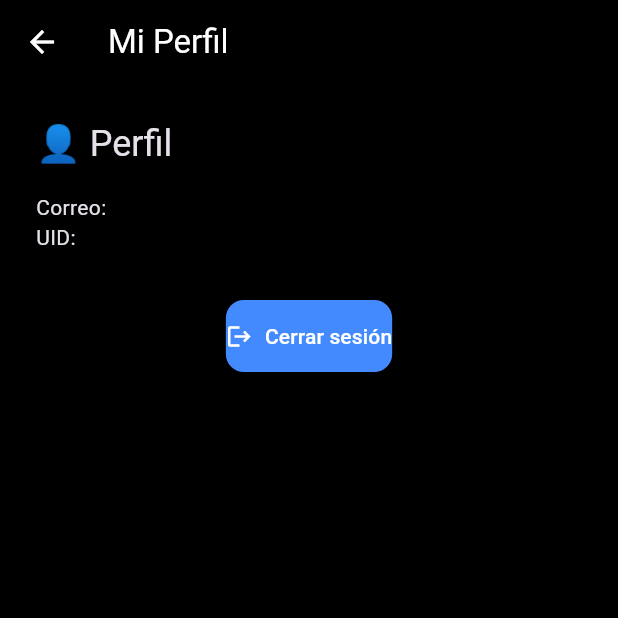
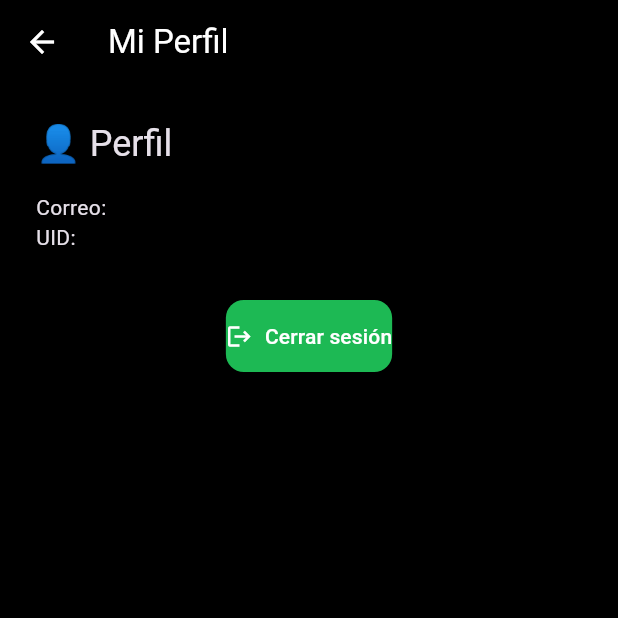
Before and after one commit to adrimorenosk8/winaapp, a Flutter app: the screen it shows once a user with an empty profile is signed in, after a tap on the "person" icon, on a phone screen of 412 x 824 dp, the top half of it. Run offline on Flutter 3.47's test engine with Material 3 defaults, Android fonts, the phone set to English and light mode, and no system bars; our stand-ins replace cloud_firestore, firebase_auth, firebase_core, firebase_storage, image_picker, rxdart; missing offline and left inert: string_similarity; accounts and stored records are empty.

```diff
--- a/lib/main.dart
+++ b/lib/main.dart
@@ -4,10 +4,10 @@ import 'package:firebase_auth/firebase_auth.dart';
 import 'package:cloud_firestore/cloud_firestore.dart';
 import 'firebase_options.dart';
 
-// importa las páginas externas
+// páginas externas
 import 'home_page.dart';
 import 'create_channel_page.dart';
-import 'tipster_main.dart'; // ✅ usamos este en vez de TipsterPage
+import 'tipster_main.dart';
 
 void main() async {
   WidgetsFlutterBinding.ensureInitialized();
@@ -48,7 +48,7 @@ class WinaApp extends StatelessWidget {
         ),
         elevatedButtonTheme: ElevatedButtonThemeData(
           style: ElevatedButton.styleFrom(
-            backgroundColor: Colors.blueAccent,
+            backgroundColor: const Color(0xFF1DB954),
             foregroundColor: Colors.white,
             shape: RoundedRectangleBorder(
               borderRadius: BorderRadius.circular(12),
@@ -58,8 +58,8 @@ class WinaApp extends StatelessWidget {
         ),
         outlinedButtonTheme: OutlinedButtonThemeData(
           style: OutlinedButton.styleFrom(
-            foregroundColor: Colors.blueAccent,
-            side: const BorderSide(color: Colors.blueAccent),
+            foregroundColor: const Color(0xFF1DB954),
+            side: const BorderSide(color: Color(0xFF1DB954)),
             shape: RoundedRectangleBorder(
               borderRadius: BorderRadius.circular(12),
             ),
@@ -72,7 +72,7 @@ class WinaApp extends StatelessWidget {
   }
 }
 
-/// Escucha si hay sesión; si hay, carga el rol y enruta.
+/// Escucha si hay sesión; si hay, enruta por rol
 class AuthGate extends StatelessWidget {
   const AuthGate({super.key});
 
@@ -92,52 +92,39 @@ class AuthGate extends StatelessWidget {
   }
 }
 
-/// Busca rol y canal, y enruta según corresponda
+/// Decide página según rol y canal
 class RoleRouter extends StatelessWidget {
   const RoleRouter({super.key, required this.uid, required this.email});
   final String uid;
   final String email;
 
   Future<Widget> _decidePage(BuildContext context) async {
-    print("🔎 Entrando a RoleRouter con uid=$uid, email=$email");
-
     try {
       final userRef = FirebaseFirestore.instance.collection('users').doc(uid);
       final userDoc = await userRef.get();
 
       if (!userDoc.exists) {
-        print("⚠️ No existe el documento user, creando como 'user'");
         await userRef.set({
           'email': email,
           'role': 'user',
           'createdAt': FieldValue.serverTimestamp(),
         });
-        ScaffoldMessenger.of(context).showSnackBar(
-          const SnackBar(content: Text("Usuario creado con rol user")),
-        );
         return const HomePage();
       }
 
       final role = (userDoc.data()?['role'] as String?) ?? 'user';
-      print("✅ Rol encontrado: $role");
 
       if (role == 'tipster') {
         final canalRef = FirebaseFirestore.instance.collection('canales').doc(uid);
         final canalDoc = await canalRef.get();
 
         if (!canalDoc.exists) {
-          print("⚠️ Tipster sin canal → redirigiendo a CreateChannelPage");
-          ScaffoldMessenger.of(context).showSnackBar(
-            const SnackBar(content: Text("Debes crear tu canal")),
-          );
           return CreateChannelPage(uid: uid, email: email);
         } else {
-          print("✅ Tipster con canal → redirigiendo a TipsterMainPage");
           return const TipsterMainPage();
         }
       }
 
-      print("➡️ Usuario normal → HomePage");
       return const HomePage();
     } catch (e, st) {
       print("❌ Error en RoleRouter: $e\n$st");
@@ -156,10 +143,7 @@ class RoleRouter extends StatelessWidget {
           return const Scaffold(body: Center(child: CircularProgressIndicator()));
         }
         if (snap.hasError) {
-          print("❌ FutureBuilder detectó error: ${snap.error}");
-          return Scaffold(
-            body: Center(child: Text("Error: ${snap.error}")),
-          );
+          return Scaffold(body: Center(child: Text("Error: ${snap.error}")));
         }
         return snap.data!;
       },
@@ -167,7 +151,7 @@ class RoleRouter extends StatelessWidget {
   }
 }
 
-/// Página de login / registro
+/// Página de login + crear cuenta
 class LoginPage extends StatefulWidget {
   const LoginPage({super.key});
   @override
@@ -185,32 +169,6 @@ class _LoginPageState extends State<LoginPage> {
     _email.dispose();
     _password.dispose();
     super.dispose();
-  }
-
-  Future<void> _register() async {
-    if (!_formKey.currentState!.validate()) return;
-    try {
-      final cred = await FirebaseAuth.instance.createUserWithEmailAndPassword(
-        email: _email.text.trim(),
-        password: _password.text.trim(),
-      );
-      await FirebaseFirestore.instance
-          .collection('users')
-          .doc(cred.user!.uid)
-          .set({
-        'email': _email.text.trim(),
-        'role': 'user',
-        'createdAt': FieldValue.serverTimestamp(),
-      });
-      if (!mounted) return;
-      ScaffoldMessenger.of(context).showSnackBar(
-        const SnackBar(content: Text('✅ Cuenta creada')),
-      );
-    } on FirebaseAuthException catch (e) {
-      _showError('Registro', e.message);
-    } catch (e) {
-      _showError('Registro', e.toString());
-    }
   }
 
   Future<void> _login() async {
@@ -231,6 +189,29 @@ class _LoginPageState extends State<LoginPage> {
     }
   }
 
+  Future<void> _register() async {
+    if (!_formKey.currentState!.validate()) return;
+    try {
+      final cred = await FirebaseAuth.instance.createUserWithEmailAndPassword(
+        email: _email.text.trim(),
+        password: _password.text.trim(),
+      );
+      await FirebaseFirestore.instance.collection('users').doc(cred.user!.uid).set({
+        'email': _email.text.trim(),
+        'role': 'user',
+        'createdAt': FieldValue.serverTimestamp(),
+      });
+      if (!mounted) return;
+      ScaffoldMessenger.of(context).showSnackBar(
+        const SnackBar(content: Text('✅ Cuenta creada')),
+      );
+    } on FirebaseAuthException catch (e) {
+      _showError('Registro', e.message);
+    } catch (e) {
+      _showError('Registro', e.toString());
+    }
+  }
+
   void _showError(String where, String? msg) {
     ScaffoldMessenger.of(context).showSnackBar(
       SnackBar(content: Text('❌ $where: ${msg ?? 'Error desconocido'}')),
@@ -238,23 +219,15 @@ class _LoginPageState extends State<LoginPage> {
   }
 
   String? _validateEmail(String? value) {
-    if (value == null || value.trim().isEmpty) {
-      return 'Introduce un correo electrónico';
-    }
+    if (value == null || value.trim().isEmpty) return 'Introduce un correo';
     final emailRegex = RegExp(r'^[^@]+@[^@]+\.[^@]+');
-    if (!emailRegex.hasMatch(value.trim())) {
-      return 'Introduce un correo válido';
-    }
+    if (!emailRegex.hasMatch(value.trim())) return 'Correo inválido';
     return null;
   }
 
   String? _validatePassword(String? value) {
-    if (value == null || value.trim().isEmpty) {
-      return 'Introduce una contraseña';
-    }
-    if (value.trim().length < 6) {
-      return 'Debe tener al menos 6 caracteres';
-    }
+    if (value == null || value.trim().isEmpty) return 'Introduce contraseña';
+    if (value.trim().length < 6) return 'Mínimo 6 caracteres';
     return null;
   }
 
@@ -279,7 +252,7 @@ class _LoginPageState extends State<LoginPage> {
                     ),
                     const SizedBox(height: 20),
                     Text(
-                      'Inicia sesión en Wina',
+                      'Bienvenido a Wina',
                       style: Theme.of(context).textTheme.headlineSmall?.copyWith(
                             fontWeight: FontWeight.w600,
                             color: Colors.white,
@@ -288,15 +261,11 @@ class _LoginPageState extends State<LoginPage> {
                     const SizedBox(height: 24),
                     TextFormField(
                       controller: _email,
-                      keyboardType: TextInputType.text,
-                      textInputAction: TextInputAction.next,
-                      enableSuggestions: false,
-                      autocorrect: false,
+                      keyboardType: TextInputType.emailAddress,
                       validator: _validateEmail,
                       style: const TextStyle(color: Colors.white),
                       decoration: const InputDecoration(
                         labelText: 'Correo electrónico',
-                        hintText: 'tucorreo@ejemplo.com',
                         prefixIcon: Icon(Icons.mail),
                       ),
                     ),
@@ -304,18 +273,14 @@ class _LoginPageState extends State<LoginPage> {
                     TextFormField(
                       controller: _password,
                       obscureText: _obscure,
-                      textInputAction: TextInputAction.done,
                       validator: _validatePassword,
                       style: const TextStyle(color: Colors.white),
                       decoration: InputDecoration(
                         labelText: 'Contraseña',
-                        hintText: 'Mínimo 6 caracteres',
                         prefixIcon: const Icon(Icons.lock),
                         suffixIcon: IconButton(
                           onPressed: () => setState(() => _obscure = !_obscure),
-                          icon: Icon(
-                            _obscure ? Icons.visibility : Icons.visibility_off,
-                          ),
+                          icon: Icon(_obscure ? Icons.visibility : Icons.visibility_off),
                         ),
                       ),
                       onFieldSubmitted: (_) => _login(),
```
Also changed, not shown: lib/create_acc_page.dart (added, +184 -0 lines), 1 other file.
